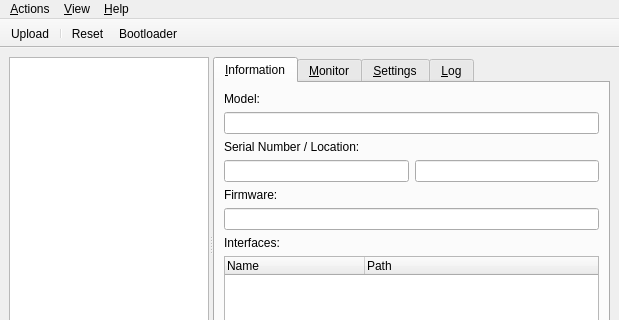
The window that tyqt/main_window.ui (Koromix/tytools) describes before a commit, drawn with Qt 5; both pictures show x 0 to 619 and y 0 to 320 of the 619 by 461 pixel window.
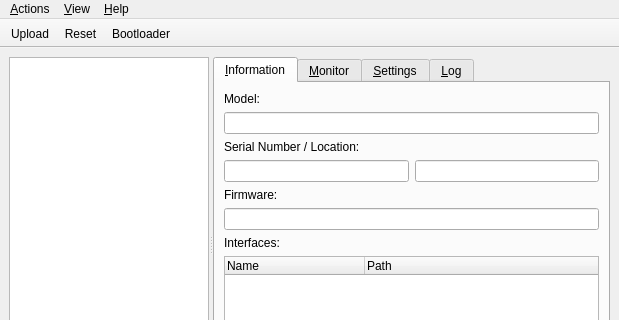
The same window after the commit. Icons and pictures are not drawn.

Commit message: Remove toolbar action separator

```diff
--- a/tyqt/main_window.ui
+++ b/tyqt/main_window.ui
@@ -466,7 +466,6 @@
     <bool>false</bool>
    </attribute>
    <addaction name="actionUpload"/>
-   <addaction name="separator"/>
    <addaction name="actionReset"/>
    <addaction name="actionReboot"/>
   </widget>
```
